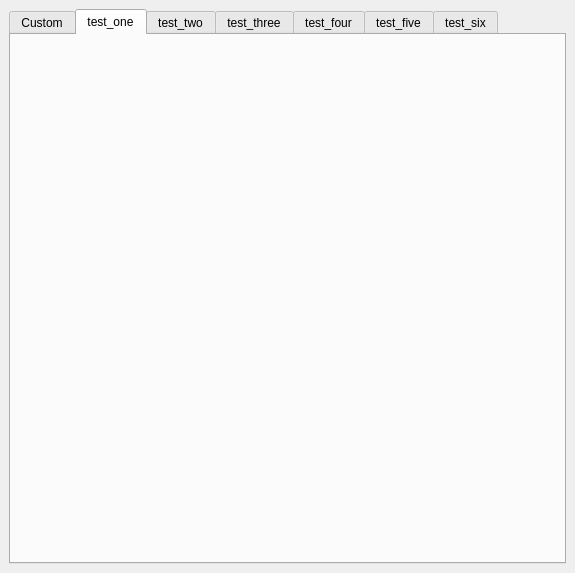
Old version of the form UI_lab8.ui in the repository dejavu284/bitwise_operations.
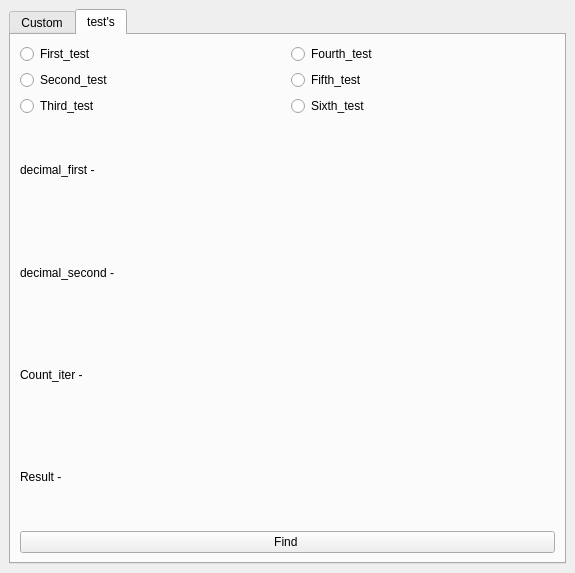
New version of the form. The open tabs and pages were chosen to show the change.

What changed in the file:
```diff
--- a/UI_lab8.ui
+++ b/UI_lab8.ui
@@ -114,33 +114,98 @@
       </widget>
       <widget class="QWidget" name="tab_1">
        <attribute name="title">
-        <string>test_one</string>
+        <string>test's</string>
        </attribute>
-      </widget>
-      <widget class="QWidget" name="tab_2">
-       <attribute name="title">
-        <string>test_two</string>
-       </attribute>
-      </widget>
-      <widget class="QWidget" name="tab_3">
-       <attribute name="title">
-        <string>test_three</string>
-       </attribute>
-      </widget>
-      <widget class="QWidget" name="tab_4">
-       <attribute name="title">
-        <string>test_four</string>
-       </attribute>
-      </widget>
-      <widget class="QWidget" name="tab_5">
-       <attribute name="title">
-        <string>test_five</string>
-       </attribute>
-      </widget>
-      <widget class="QWidget" name="tab_6">
-       <attribute name="title">
-        <string>test_six</string>
-       </attribute>
+       <layout class="QVBoxLayout" name="verticalLayout_6">
+        <item>
+         <layout class="QVBoxLayout" name="verticalLayout_4">
+          <item>
+           <layout class="QGridLayout" name="gridLayout">
+            <item row="3" column="1">
+             <widget class="QRadioButton" name="radioButton_5">
+              <property name="text">
+               <string>Sixth_test</string>
+              </property>
+             </widget>
+            </item>
+            <item row="3" column="0">
+             <widget class="QRadioButton" name="radioButton_2">
+              <property name="text">
+               <string>Third_test</string>
+              </property>
+             </widget>
+            </item>
+            <item row="1" column="0">
+             <widget class="QRadioButton" name="radioButton_3">
+              <property name="text">
+               <string>First_test</string>
+              </property>
+             </widget>
+            </item>
+            <item row="1" column="1">
+             <widget class="QRadioButton" name="radioButton_4">
+              <property name="text">
+               <string>Fourth_test</string>
+              </property>
+             </widget>
+            </item>
+            <item row="2" column="0">
+             <widget class="QRadioButton" name="radioButton">
+              <property name="text">
+               <string>Second_test</string>
+              </property>
+             </widget>
+            </item>
+            <item row="2" column="1">
+             <widget class="QRadioButton" name="radioButton_6">
+              <property name="text">
+               <string>Fifth_test</string>
+              </property>
+             </widget>
+            </item>
+           </layout>
+          </item>
+          <item>
+           <widget class="QLabel" name="some_output_5">
+            <property name="text">
+             <string>decimal_first - </string>
+            </property>
+           </widget>
+          </item>
+          <item>
+           <widget class="QLabel" name="some_output_6">
+            <property name="text">
+             <string>decimal_second - </string>
+            </property>
+           </widget>
+          </item>
+          <item>
+           <widget class="QLabel" name="some_output_7">
+            <property name="enabled">
+             <bool>true</bool>
+            </property>
+            <property name="text">
+             <string>Count_iter - </string>
+            </property>
+           </widget>
+          </item>
+          <item>
+           <widget class="QLabel" name="some_output_8">
+            <property name="text">
+             <string>Result - </string>
+            </property>
+           </widget>
+          </item>
+          <item>
+           <widget class="QPushButton" name="custom_btn_2">
+            <property name="text">
+             <string>Find </string>
+            </property>
+           </widget>
+          </item>
+         </layout>
+        </item>
+       </layout>
       </widget>
      </widget>
     </item>
```
Left out of the diff: 15 changed lines with no effect on the pictures.
